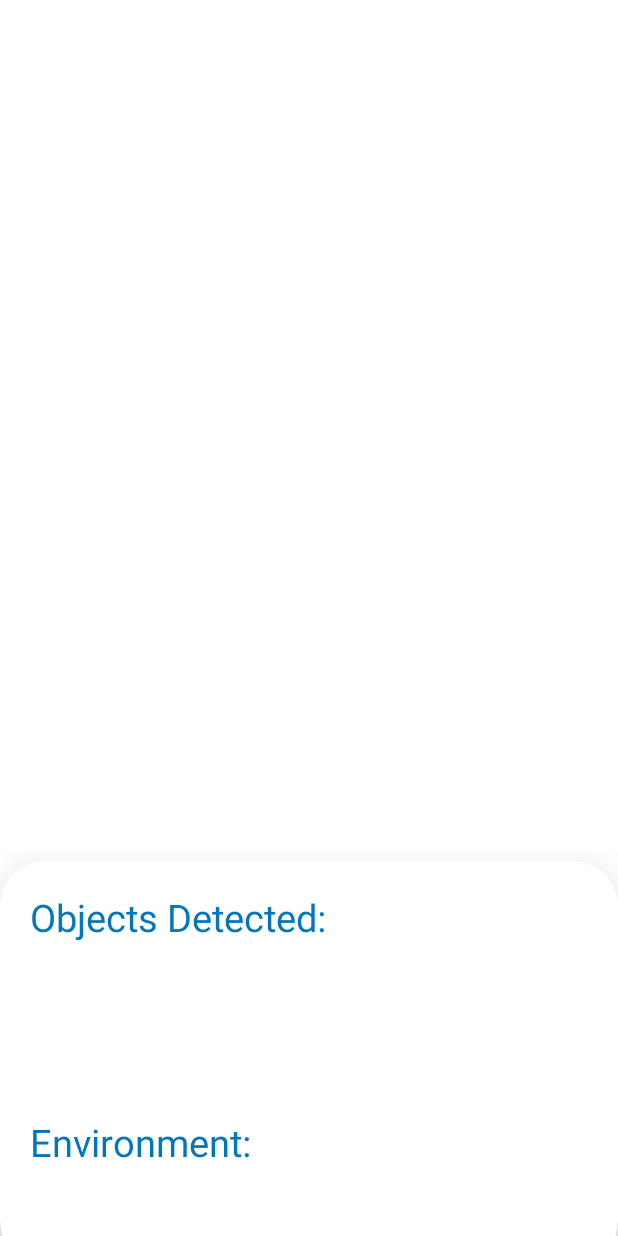
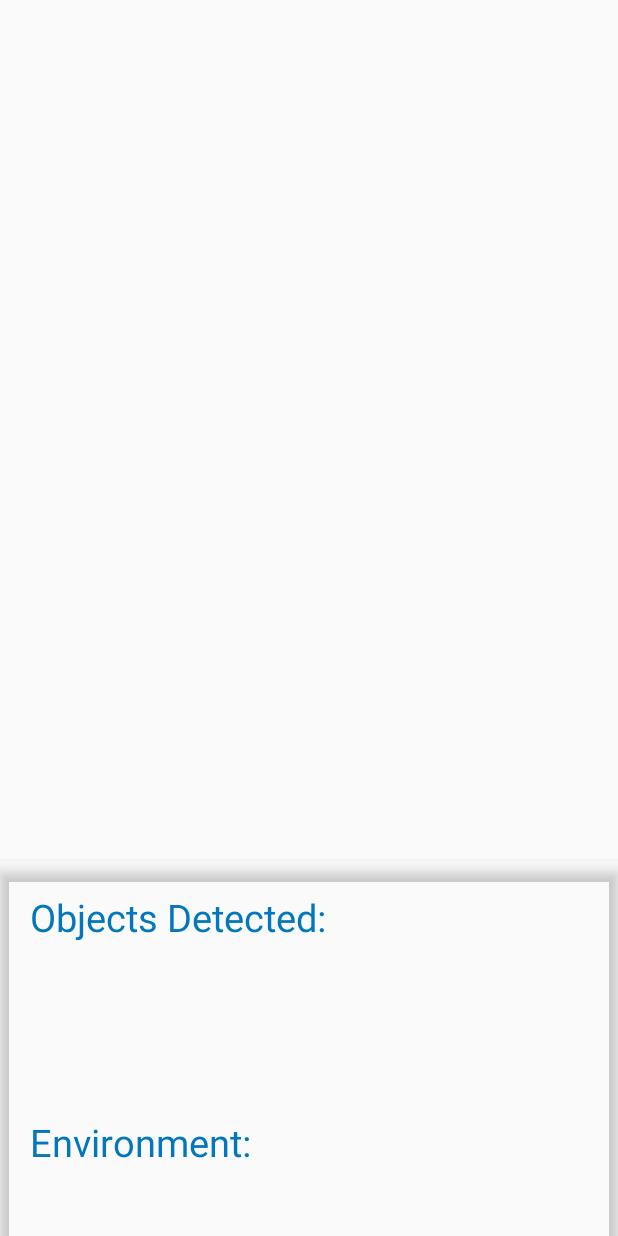
Before and after one commit to Samadmemon991/Walk-with-Enviroment, an Android app: the layout activity_camera.xml on its own in the app's theme, with its tools: preview values and no code run, on a phone screen of 412 x 824 dp. Run offline under Robolectric (Android 15) with nearby library versions, the phone set to English and light mode, and no system bars.

Commit message:
Camera2API full Frame issue resolved
-Convert Min frame size to full frame
-DataCard.xml tranparency enabled

```diff
--- a/app/src/main/java/com/capstone/objdetection/TensorFlowObjectDetectionAPIModel.java
+++ b/app/src/main/java/com/capstone/objdetection/TensorFlowObjectDetectionAPIModel.java
@@ -70,7 +70,8 @@ public class TensorFlowObjectDetectionAPIModel implements Classifier {
     br = new BufferedReader(new InputStreamReader(labelsInput));
     String line;
     while ((line = br.readLine()) != null) {
-      LOGGER.w(line);
+//      To check label list
+//      LOGGER.w(line);
       d.labels.add(line);
     }
     br.close();
--- a/app/src/main/res/layout/activity_camera.xml
+++ b/app/src/main/res/layout/activity_camera.xml
@@ -5,25 +5,24 @@
     android:id="@+id/container"
     android:layout_width="match_parent"
     android:layout_height="match_parent"
-    android:background="#fff"
+    android:background="@android:color/transparent"
     tools:context="com.capstone.objdetection.CameraActivity">
 
 
-<!--    <include-->
-<!--        android:layout_gravity="bottom"-->
-<!--        android:layout_width="match_parent"-->
-<!--        android:layout_height="223dp"-->
-<!--        layout="@layout/data_card"-->
-<!--        />-->
+    <!--    android:background="#fff"-->
+    <!--<include
+        android:layout_gravity="bottom"
+        android:layout_width="match_parent"
+        android:layout_height="223dp"
+        layout="@layout/data_card"
+        />-->
 
     <include
-        android:layout_gravity="bottom"
-        android:layout_marginBottom="-20dp"
+        layout="@layout/data_card"
         android:layout_width="match_parent"
         android:layout_height="270dp"
-        layout="@layout/data_card"
-        />
-
+        android:layout_gravity="bottom"
+        android:layout_marginBottom="-20dp" />
 
 
 </FrameLayout>
--- a/app/src/main/res/layout/data_card.xml
+++ b/app/src/main/res/layout/data_card.xml
@@ -1,13 +1,12 @@
 <?xml version="1.0" encoding="utf-8"?>
 <android.support.v7.widget.CardView xmlns:android="http://schemas.android.com/apk/res/android"
     xmlns:card_view="http://schemas.android.com/apk/res-auto"
-    card_view:cardCornerRadius="30dp"
-    card_view:cardElevation="30dp"
+    card_view:cardCornerRadius="1dp"
+    card_view:cardElevation="5dp"
     android:layout_width="match_parent"
     android:layout_height="240dp"
     android:layout_gravity="bottom"
-    android:background="@color/white">
-
+    card_view:cardBackgroundColor="@android:color/transparent">
 <!--    card_view:cardCornerRadius="10dp">-->
 
 
@@ -29,7 +28,7 @@
         android:paddingLeft="20dp"
         android:paddingRight="20dp"
         android:text=""
-        android:textColor="@color/blue"
+        android:textColor="@color/white"
         android:textSize="25sp" />
 
     <TextView
@@ -51,6 +50,6 @@
         android:layout_marginTop="170dp"
         android:paddingLeft="10dp"
         android:text=""
-        android:textColor="@color/blue"
+        android:textColor="@color/white"
         android:textSize="25sp" />
 </android.support.v7.widget.CardView>
--- a/app/src/main/res/values/strings.xml
+++ b/app/src/main/res/values/strings.xml
@@ -1,4 +1,4 @@
 <resources>
-    <string name="app_name">TensorFlow</string>
+    <string name="app_name">Walk with Environment</string>
     <string name="camera_error">This device doesn\'t support Camera2 API.</string>
 </resources>
```
Also changed, not shown: app/src/main/java/com/capstone/objdetection/AutoFitTextureView.java (+7 -4 lines), app/src/main/java/com/capstone/objdetection/CameraActivity.java (+16 -18 lines), app/src/main/java/com/capstone/objdetection/DetectorActivity.java (+4 -4 lines), app/src/main/java/com/capstone/objdetection/end.java (+21 -17 lines), 1 other file.
